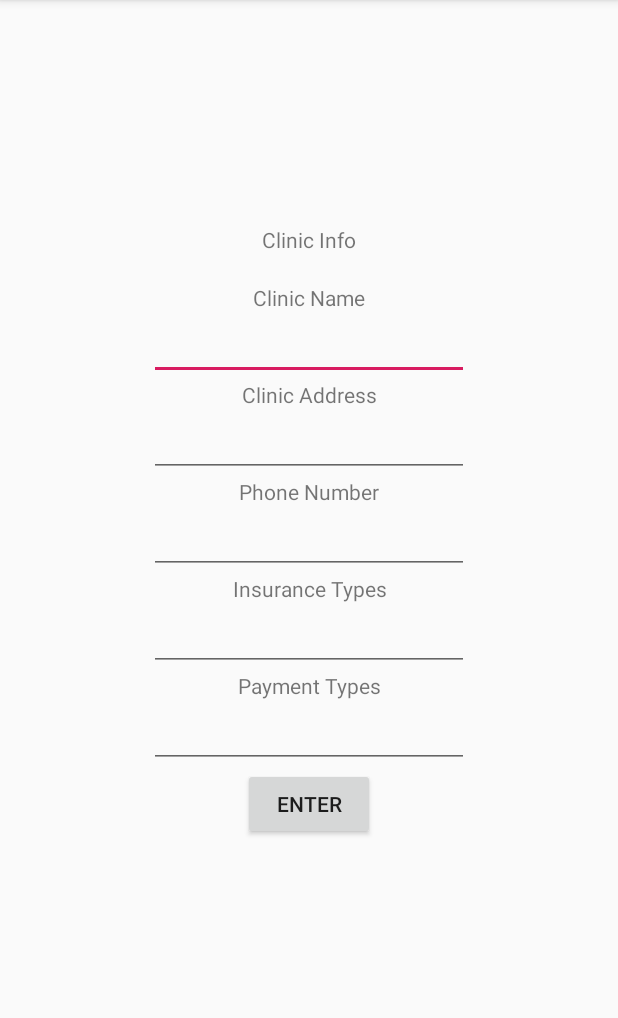
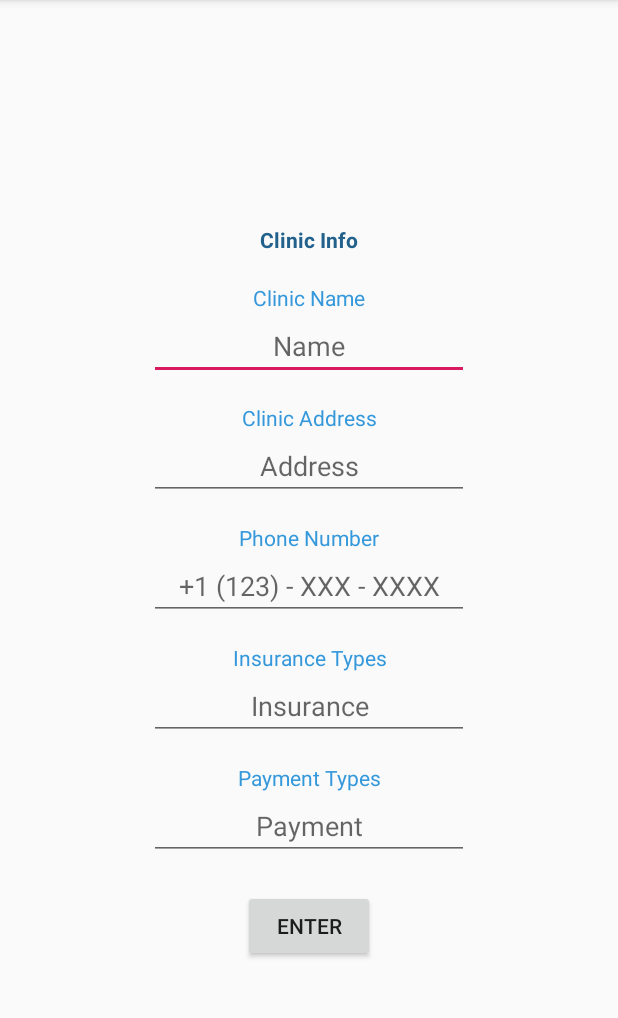
Before and after one commit to nskha101/AndriodClinicServicesDemo, an Android app: the ChangeEmployeeInfo screen opened directly, with no data from a screen before it, on a phone screen of 412 x 824 dp, the part 84-1102 px from its top. Run offline under Robolectric (Android 15) with nearby library versions, the phone set to English and light mode, and no system bars; our stand-ins replace Firebase (no records; nobody signed in at launch, a user with empty details on screens opened directly).

Commit message:
commit redesign3

```diff
--- a/app/src/main/res/layout/activity_add_service.xml
+++ b/app/src/main/res/layout/activity_add_service.xml
@@ -13,6 +13,7 @@
         android:orientation="vertical">
 
         <TextView
+            android:textStyle="bold"
             android:textColor="#21618C"
             android:id="@+id/textView5"
             android:layout_width="wrap_content"
--- a/app/src/main/res/layout/activity_clinic_info_screen.xml
+++ b/app/src/main/res/layout/activity_clinic_info_screen.xml
@@ -18,12 +18,14 @@
             tools:layout_editor_absoluteY="216dp">
 
             <TextView
+                android:textStyle="bold"
                 android:id="@+id/textView36"
                 android:layout_width="match_parent"
                 android:layout_height="wrap_content"
                 android:layout_marginTop="150dp"
-                android:gravity="center"
+                android:gravity="center_horizontal"
                 android:text="Clinic Info"
+                android:textColor="#21618C"
                 tools:textSize="36dp" />
 
             <TextView
@@ -38,6 +40,7 @@
                 android:layout_height="wrap_content"
                 android:gravity="center"
                 android:text="Clinic Name"
+                android:textColor="#3498DB"
                 app:layout_constraintTop_toTopOf="parent" />
 
             <EditText
@@ -47,8 +50,12 @@
                 android:layout_gravity="center"
                 android:ems="10"
                 android:gravity="center"
-                android:inputType="textPersonName"
-                android:text="Name" />
+                android:hint="Name"
+                android:inputType="textPersonName" />
+
+            <Space
+                android:layout_width="match_parent"
+                android:layout_height="15dp" />
 
             <TextView
                 android:id="@+id/textView40"
@@ -56,6 +63,7 @@
                 android:layout_height="wrap_content"
                 android:gravity="center"
                 android:text="Clinic Address"
+                android:textColor="#3498DB"
                 app:layout_constraintTop_toTopOf="parent" />
 
             <EditText
@@ -65,8 +73,12 @@
                 android:layout_gravity="center"
                 android:ems="10"
                 android:gravity="center"
-                android:inputType="textPersonName"
-                android:text="Name" />
+                android:hint="Address"
+                android:inputType="textPersonName" />
+
+            <Space
+                android:layout_width="match_parent"
+                android:layout_height="15dp" />
 
             <TextView
                 android:id="@+id/textView45"
@@ -74,6 +86,7 @@
                 android:layout_height="wrap_content"
                 android:gravity="center"
                 android:text="Phone Number"
+                android:textColor="#3498DB"
                 app:layout_constraintTop_toTopOf="parent" />
 
             <EditText
@@ -83,8 +96,12 @@
                 android:layout_gravity="center"
                 android:ems="10"
                 android:gravity="center"
-                android:inputType="textPersonName"
-                android:text="Name" />
+                android:hint="+1 (123) - XXX - XXXX"
+                android:inputType="textPersonName" />
+
+            <Space
+                android:layout_width="match_parent"
+                android:layout_height="15dp" />
 
             <TextView
                 android:id="@+id/textView41"
@@ -92,6 +109,7 @@
                 android:layout_height="wrap_content"
                 android:gravity="center"
                 android:text="Insurance Types"
+                android:textColor="#3498DB"
                 app:layout_constraintTop_toTopOf="parent" />
 
             <EditText
@@ -101,8 +119,12 @@
                 android:layout_gravity="center"
                 android:ems="10"
                 android:gravity="center"
-                android:inputType="textPersonName"
-                android:text="Name" />
+                android:hint="Insurance"
+                android:inputType="textPersonName" />
+
+            <Space
+                android:layout_width="match_parent"
+                android:layout_height="15dp" />
 
             <TextView
                 android:id="@+id/textView43"
@@ -110,6 +132,7 @@
                 android:layout_height="wrap_content"
                 android:gravity="center"
                 android:text="Payment Types"
+                android:textColor="#3498DB"
                 app:layout_constraintTop_toTopOf="parent" />
 
             <EditText
@@ -119,8 +142,12 @@
                 android:layout_gravity="center"
                 android:ems="10"
                 android:gravity="center"
-                android:inputType="textPersonName"
-                android:text="Name" />
+                android:hint="Payment"
+                android:inputType="textPersonName" />
+
+            <Space
+                android:layout_width="match_parent"
+                android:layout_height="20dp" />
 
             <Button
                 android:id="@+id/button8"
--- a/app/src/main/res/layout/activity_create_clinic.xml
+++ b/app/src/main/res/layout/activity_create_clinic.xml
@@ -13,9 +13,11 @@
 
         <Space
             android:layout_width="match_parent"
-            android:layout_height="60dp" />
+            android:layout_height="100dp" />
 
         <TextView
+            android:textStyle="bold"
+            android:textColor="#21618C"
             android:id="@+id/textView19"
             android:layout_width="match_parent"
             android:layout_height="wrap_content"
--- a/app/src/main/res/layout/activity_employee_hours.xml
+++ b/app/src/main/res/layout/activity_employee_hours.xml
@@ -17,6 +17,7 @@
             android:layout_height="100dp" />
 
         <TextView
+            android:textStyle="bold"
             android:textColor="#21618C"
             android:id="@+id/textView34"
             android:layout_width="match_parent"
--- a/app/src/main/res/layout/activity_employee_screen.xml
+++ b/app/src/main/res/layout/activity_employee_screen.xml
@@ -18,6 +18,7 @@
             android:layout_height="100dp" />
 
         <TextView
+            android:textStyle="bold"
             android:id="@+id/textView18"
             android:layout_width="match_parent"
             android:layout_height="wrap_content"
--- a/app/src/main/res/layout/activity_main.xml
+++ b/app/src/main/res/layout/activity_main.xml
@@ -22,6 +22,7 @@
             app:srcCompat="@drawable/logo" />
 
         <TextView
+            android:textStyle="italic"
             android:id="@+id/userTag"
             android:layout_width="match_parent"
             android:layout_height="wrap_content"
--- a/app/src/main/res/layout/activity_patient_screen.xml
+++ b/app/src/main/res/layout/activity_patient_screen.xml
@@ -18,6 +18,7 @@
             app:layout_constraintTop_toTopOf="parent">
 
             <TextView
+                android:textStyle="bold"
                 android:textColor="#21618C"
                 android:id="@+id/textView17"
                 android:layout_width="wrap_content"
--- a/app/src/main/res/layout/activity_sign_in.xml
+++ b/app/src/main/res/layout/activity_sign_in.xml
@@ -19,6 +19,7 @@
             android:layout_height="195dp" />
 
         <TextView
+            android:textStyle="bold"
             android:id="@+id/signInText"
             android:layout_width="wrap_content"
             android:layout_height="wrap_content"
--- a/app/src/main/res/layout/activity_sign_up.xml
+++ b/app/src/main/res/layout/activity_sign_up.xml
@@ -13,6 +13,7 @@
         android:orientation="vertical">
 
         <TextView
+            android:textStyle="bold|italic"
             android:textColor="#21618C"
             android:id="@+id/signupText"
             android:layout_width="match_parent"
```
Also changed, not shown: app/src/main/res/layout/activity_admin_screen.xml (+21 -1 lines), app/src/main/res/layout/activity_clinic_working_hours.xml (+11 -10 lines), app/src/main/res/layout/activity_delete_employee_service.xml (+18 -8 lines), app/src/main/res/layout/activity_delete_service.xml (+8 -0 lines), app/src/main/res/layout/activity_delete_user.xml (+13 -1 lines), app/src/main/res/layout/activity_edit_service.xml (+11 -1 lines).
